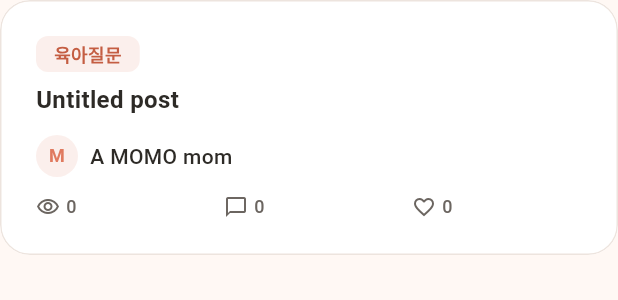
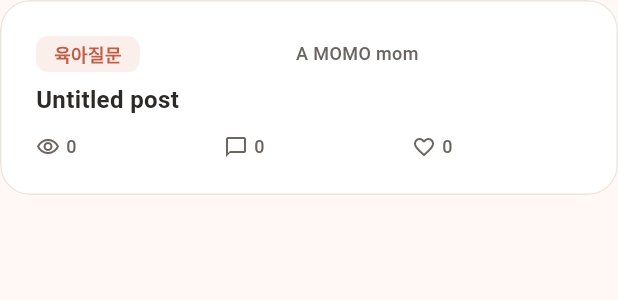
Before and after one commit to zakarbrnd-byte/MOMO, a Flutter app: the PostCard widget shown alone on an empty page, opened directly with empty values, on a phone screen of 412 x 824 dp. Shown: the top 300 px of the screen. Run offline on Flutter 3.47's test engine with Material 3 defaults, Android fonts, the phone set to English and light mode, and no system bars; our stand-ins replace flutter_riverpod.

Commit message:
polish: densify community post card layout
Move author to the top-right beside CategoryChip, shorten preview to one
line, and remove the duplicated bottom author row.

Co-authored-by: zakarbrnd-byte <zakarbrnd-byte@users.noreply.github.com>

```diff
--- a/lib/features/home/widgets/post_card.dart
+++ b/lib/features/home/widgets/post_card.dart
@@ -2,7 +2,6 @@ import 'package:flutter/material.dart';
 
 import '../../../core/theme/app_spacing.dart';
 import '../../../core/theme/app_text_styles.dart';
-import '../../../core/widgets/author_summary.dart';
 import '../../../core/widgets/engagement_row.dart';
 import '../../../core/widgets/momo_card.dart';
 import '../../../models/post.dart';
@@ -10,7 +9,7 @@ import 'category_chip.dart';
 
 /// Community feed card for a parenting post.
 ///
-/// Hierarchy: category → title → preview → author → engagement.
+/// Hierarchy: category + author → title → one-line preview → engagement.
 /// Chrome comes from [MomoCard]; metrics and category are display-only.
 class PostCard extends StatelessWidget {
   const PostCard({
@@ -49,7 +48,21 @@ class PostCard extends StatelessWidget {
         child: Column(
           crossAxisAlignment: CrossAxisAlignment.start,
           children: [
-            CategoryChip(category: post.category),
+            Row(
+              children: [
+                Flexible(child: CategoryChip(category: post.category)),
+                const SizedBox(width: AppSpacing.sm),
+                Expanded(
+                  child: Text(
+                    _author,
+                    style: AppTextStyles.caption,
+                    maxLines: 1,
+                    overflow: TextOverflow.ellipsis,
+                    textAlign: TextAlign.end,
+                  ),
+                ),
+              ],
+            ),
             const SizedBox(height: AppSpacing.cardContentGap),
             Text(
               _title,
@@ -62,15 +75,10 @@ class PostCard extends StatelessWidget {
               Text(
                 preview,
                 style: AppTextStyles.bodySmall,
-                maxLines: 3,
+                maxLines: 1,
                 overflow: TextOverflow.ellipsis,
               ),
             ],
-            const SizedBox(height: AppSpacing.cardTitleGap),
-            AuthorSummary(
-              displayName: post.authorName,
-              avatarRadius: 14,
-            ),
             const SizedBox(height: AppSpacing.cardFooterGap),
             EngagementRow(
               viewCount: post.viewCount,
```
Also changed, not shown: 1 other file.
